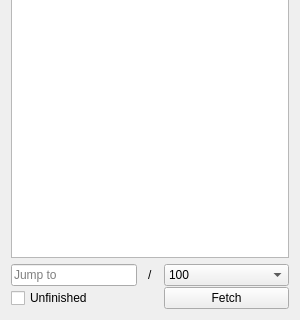
First picture: the form in zlabel/resources/ui/dock_file.ui, repository ZhengGroupLZU/ZLabel, before the edit; both pictures show x 0 to 300 and y 195 to 515 of the 300 by 515 pixel window.
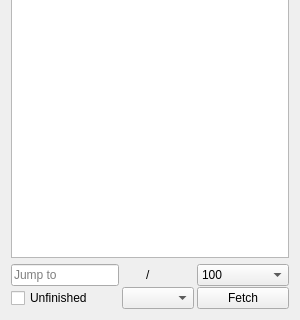
Second picture: the form after the edit. Icons and pictures are not drawn. Custom widgets are drawn as their Qt base class.

What changed in the file:
```diff
--- a/zlabel/resources/ui/dock_file.ui
+++ b/zlabel/resources/ui/dock_file.ui
@@ -268,6 +268,9 @@
          </property>
         </widget>
        </item>
+       <item row="1" column="1">
+        <widget class="QComboBox" name="cmbox_project"/>
+       </item>
       </layout>
      </item>
     </layout>
```
